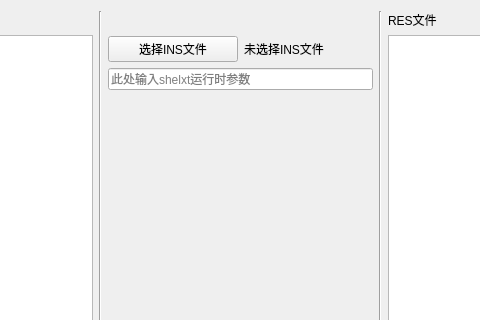
Above: crystaltoolgui/qt/tabhklsolver.ui from jingshenSN2/CrystalTool before the change; both pictures show x 182 to 662 and y 0 to 320 of the 845 by 475 pixel window. Below: the same form after it.
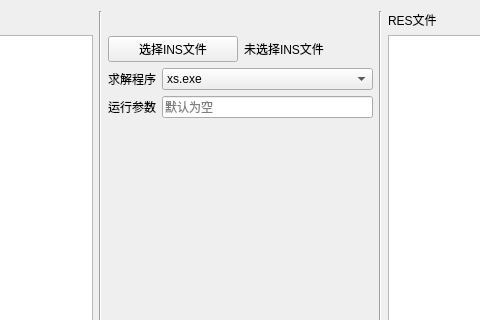
That is the form after the change.

Commit message: feat: 增加求解程序的选项

```diff
--- a/crystaltoolgui/qt/tabhklsolver.ui
+++ b/crystaltoolgui/qt/tabhklsolver.ui
@@ -81,11 +81,43 @@
       </layout>
      </item>
         <item>
-            <widget class="QLineEdit" name="lE_solve_xtparam">
+            <layout class="QFormLayout" name="fL_solve_program">
+                <item row="0" column="0">
+                    <widget class="QLabel" name="l_solve_program">
+                        <property name="text">
+                            <string>求解程序</string>
+                        </property>
+                    </widget>
+                </item>
+                <item row="1" column="1">
+                    <widget class="QLineEdit" name="lE_solve_param">
                 <property name="placeholderText">
-                    <string>此处输入shelxt运行时参数</string>
-                </property>
-            </widget>
+                            <string>默认为空</string>
+                        </property>
+                    </widget>
+                </item>
+                <item row="0" column="1">
+                    <widget class="QComboBox" name="cB_solve_program">
+                        <item>
+                            <property name="text">
+                                <string>xs.exe</string>
+                            </property>
+                        </item>
+                        <item>
+                            <property name="text">
+                                <string>shelxt.exe</string>
+                            </property>
+                        </item>
+                    </widget>
+                </item>
+                <item row="1" column="0">
+                    <widget class="QLabel" name="l_solve_param">
+                        <property name="text">
+                            <string>运行参数</string>
+                        </property>
+                    </widget>
+                </item>
+            </layout>
         </item>
         <item>
             <spacer name="verticalSpacer_2">
```
Lines whose indentation alone changed are shown as unchanged. The commit also changes 5 other files.
